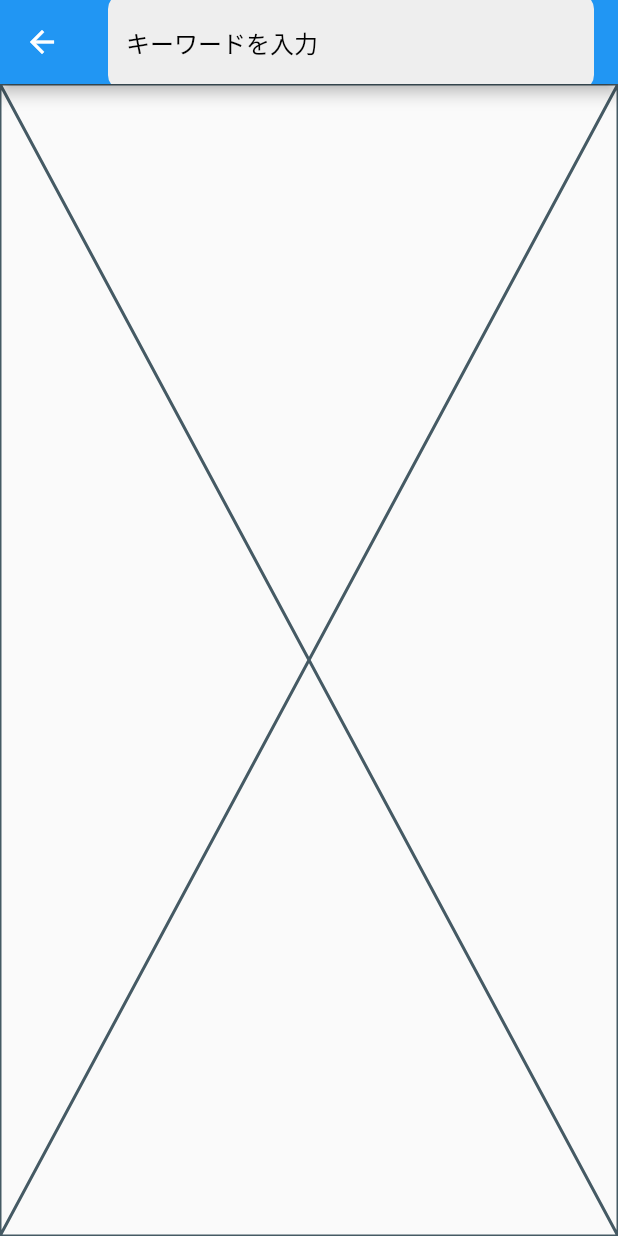
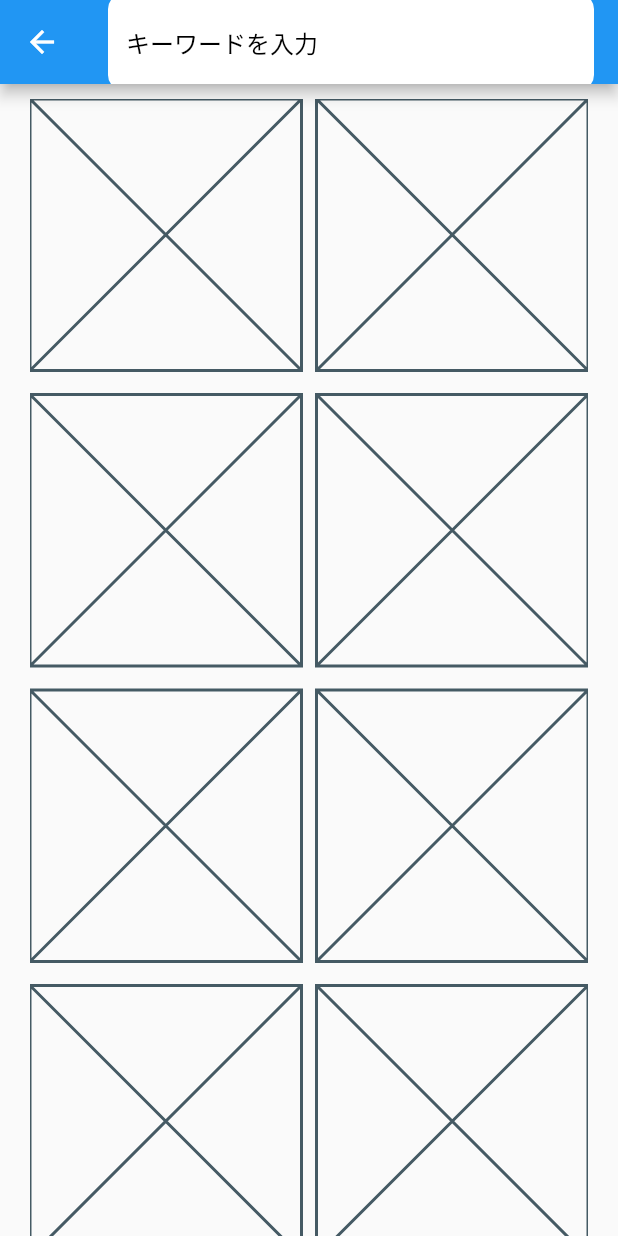
Before and after one commit to shotaro427/ImageShareApp, a Flutter app: the PostTopPage screen opened directly, on a phone screen of 412 x 824 dp. Run offline on Flutter 3.47's test engine with Material 2 defaults, Android fonts, the phone set to English and light mode, and no system bars; our stand-ins replace awesome_dialog, cloud_firestore, device_info, firebase_analytics, firebase_auth, firebase_storage and 10 more; missing offline and left inert: apple_sign_in, firebase_admob, floating_action_bubble, flutter_auth_buttons, flutter_state_notifier; accounts and stored records are empty; generated files the repository leaves out were written again; statements that could not run were skipped.

Commit message:
投稿一覧の一覧部分を作成

```diff
--- /dev/null
+++ b/lib/pages/post_top/post_item.dart
@@ -0,0 +1,8 @@
+import 'package:flutter/widgets.dart';
+
+class PostItem extends StatelessWidget {
+  @override
+  Widget build(BuildContext context) {
+    return const Placeholder();
+  }
+}
--- /dev/null
+++ b/lib/pages/post_top/post_list.dart
@@ -0,0 +1,26 @@
+import 'package:flutter/material.dart';
+import 'package:image_share_app/pages/post_top/post_item.dart';
+
+class PostList extends StatelessWidget {
+  @override
+  Widget build(BuildContext context) {
+    return Padding(
+      padding: const EdgeInsets.only(
+        left: 20,
+        right: 20,
+        top: 10,
+      ),
+      child: GridView.builder(
+        gridDelegate: const SliverGridDelegateWithFixedCrossAxisCount(
+          crossAxisCount: 2,
+          mainAxisSpacing: 16,
+          crossAxisSpacing: 10,
+        ),
+        itemBuilder: (BuildContext context, int index) {
+          return PostItem();
+        },
+        itemCount: 10,
+      ),
+    );
+  }
+}
--- a/lib/pages/post_top/post_top_page.dart
+++ b/lib/pages/post_top/post_top_page.dart
@@ -1,4 +1,5 @@
 import 'package:flutter/material.dart';
+import 'package:image_share_app/pages/post_top/post_list.dart';
 import 'package:image_share_app/pages/post_top/search_bar.dart';
 
 class PostTopPage extends StatelessWidget {
@@ -10,7 +11,7 @@ class PostTopPage extends StatelessWidget {
         appBar: AppBar(
           title: SarchBar(),
         ),
-        body: const Placeholder(),
+        body: PostList(),
       ),
     );
   }
--- a/lib/pages/post_top/search_bar.dart
+++ b/lib/pages/post_top/search_bar.dart
@@ -5,8 +5,8 @@ class SarchBar extends StatelessWidget {
   Widget build(BuildContext context) {
     return TextField(
       style: const TextStyle(color: Colors.white),
-      decoration: InputDecoration(
-        fillColor: Colors.grey[200],
+      decoration: const InputDecoration(
+        fillColor: Colors.white,
         filled: true,
         hintText: 'キーワードを入力',
         hintStyle: const TextStyle(color: Colors.black),
```
